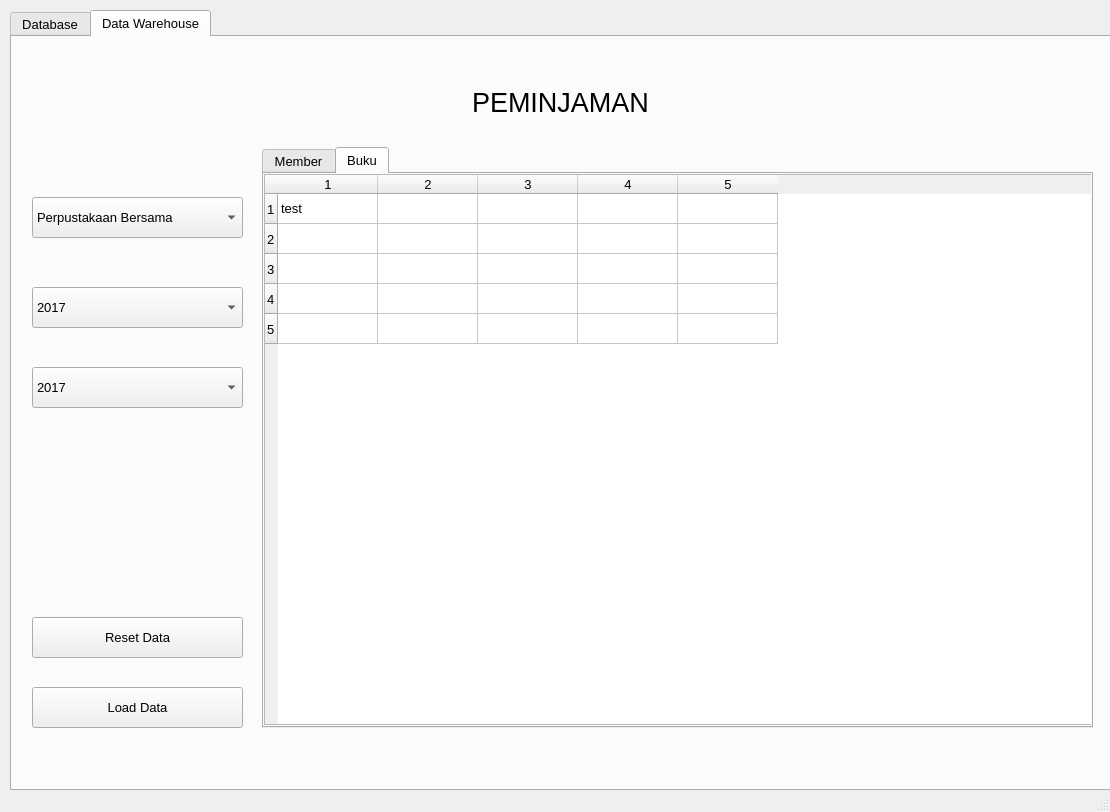
The window that qt-gui/dwh-gui.ui (jhonarendra/datawarehouse-perpustakaan) describes before a commit, drawn with Qt 5.
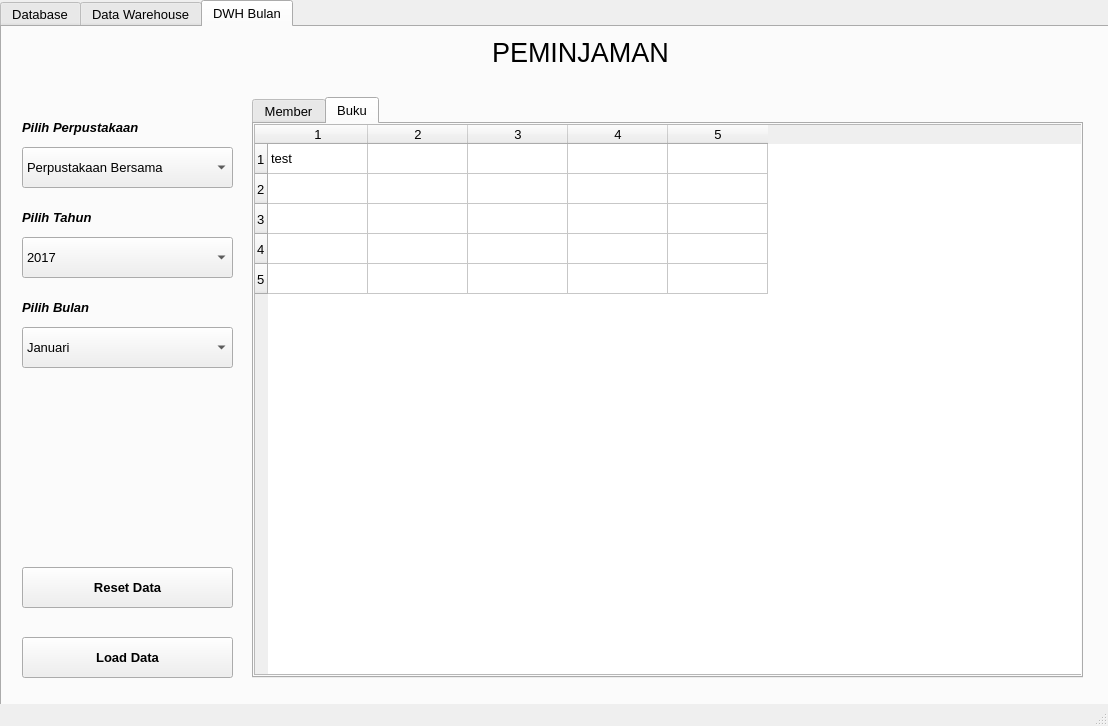
The same window after the commit. The open tabs and pages were chosen to show the change.

What changed in the file:
```diff
--- a/qt-gui/dwh-gui.ui
+++ b/qt-gui/dwh-gui.ui
@@ -6,8 +6,8 @@
    <rect>
     <x>0</x>
     <y>0</y>
-    <width>1110</width>
-    <height>812</height>
+    <width>1108</width>
+    <height>726</height>
    </rect>
   </property>
   <property name="windowTitle">
@@ -17,9 +17,9 @@
    <widget class="QTabWidget" name="tabWidget">
     <property name="geometry">
      <rect>
-      <x>10</x>
-      <y>10</y>
-      <width>1101</width>
+      <x>0</x>
+      <y>0</y>
+      <width>1111</width>
       <height>781</height>
      </rect>
     </property>
@@ -32,7 +32,7 @@
      <string notr="true"/>
     </property>
     <property name="currentIndex">
-     <number>1</number>
+     <number>2</number>
     </property>
     <widget class="QWidget" name="tab">
      <attribute name="title">
@@ -189,7 +189,7 @@
       <property name="geometry">
        <rect>
         <x>20</x>
-        <y>160</y>
+        <y>120</y>
         <width>211</width>
         <height>41</height>
        </rect>
@@ -217,7 +217,7 @@
       <property name="geometry">
        <rect>
         <x>20</x>
-        <y>250</y>
+        <y>210</y>
         <width>211</width>
         <height>41</height>
        </rect>
@@ -250,11 +250,17 @@
       <property name="geometry">
        <rect>
         <x>20</x>
-        <y>650</y>
+        <y>610</y>
         <width>211</width>
         <height>41</height>
        </rect>
       </property>
+      <property name="font">
+       <font>
+        <weight>75</weight>
+        <bold>true</bold>
+       </font>
+      </property>
       <property name="text">
        <string>Load Data</string>
       </property>
@@ -263,11 +269,17 @@
       <property name="geometry">
        <rect>
         <x>20</x>
-        <y>580</y>
+        <y>540</y>
         <width>211</width>
         <height>41</height>
        </rect>
       </property>
+      <property name="font">
+       <font>
+        <weight>75</weight>
+        <bold>true</bold>
+       </font>
+      </property>
       <property name="text">
        <string>Reset Data</string>
       </property>
@@ -276,7 +288,7 @@
       <property name="geometry">
        <rect>
         <x>460</x>
-        <y>40</y>
+        <y>0</y>
         <width>221</width>
         <height>51</height>
        </rect>
@@ -295,7 +307,7 @@
       <property name="geometry">
        <rect>
         <x>250</x>
-        <y>110</y>
+        <y>70</y>
         <width>831</width>
         <height>581</height>
        </rect>
@@ -386,38 +398,45 @@
        </widget>
       </widget>
      </widget>
-     <widget class="QComboBox" name="comboTahun_2">
+     <widget class="QLabel" name="label_6">
       <property name="geometry">
        <rect>
         <x>20</x>
-        <y>330</y>
+        <y>90</y>
         <width>211</width>
-        <height>41</height>
+        <height>21</height>
        </rect>
       </property>
       <property name="font">
        <font>
-        <pointsize>10</pointsize>
+        <weight>75</weight>
+        <italic>true</italic>
+        <bold>true</bold>
        </font>
       </property>
-      <property name="currentText">
-       <string>2017</string>
+      <property name="text">
+       <string>Pilih Perpustakaan</string>
       </property>
-      <item>
-       <property name="text">
-        <string>2017</string>
-       </property>
-      </item>
-      <item>
-       <property name="text">
-        <string>2018</string>
-       </property>
-      </item>
-      <item>
-       <property name="text">
-        <string>2019</string>
-       </property>
-      </item>
+     </widget>
+     <widget class="QLabel" name="label_7">
+      <property name="geometry">
+       <rect>
+        <x>20</x>
+        <y>180</y>
+        <width>211</width>
+        <height>21</height>
+       </rect>
+      </property>
+      <property name="font">
+       <font>
+        <weight>75</weight>
+        <italic>true</italic>
+        <bold>true</bold>
+       </font>
+      </property>
+      <property name="text">
+       <string>Pilih Tahun</string>
+      </property>
      </widget>
      <zorder>tabWidget_2</zorder>
      <zorder>comboPerpus</zorder>
@@ -425,7 +444,364 @@
      <zorder>buttonLoad</zorder>
      <zorder>buttonReset</zorder>
      <zorder>label</zorder>
-     <zorder>comboTahun_2</zorder>
+     <zorder>label_6</zorder>
+     <zorder>label_7</zorder>
+    </widget>
+    <widget class="QWidget" name="tabBulan">
+     <attribute name="title">
+      <string>DWH Bulan</string>
+     </attribute>
+     <widget class="QPushButton" name="buttonReset_2">
+      <property name="geometry">
+       <rect>
+        <x>20</x>
+        <y>540</y>
+        <width>211</width>
+        <height>41</height>
+       </rect>
+      </property>
+      <property name="font">
+       <font>
+        <weight>75</weight>
+        <bold>true</bold>
+       </font>
+      </property>
+      <property name="text">
+       <string>Reset Data</string>
+      </property>
+     </widget>
+     <widget class="QComboBox" name="comboBulan">
+      <property name="geometry">
+       <rect>
+        <x>20</x>
+        <y>300</y>
+        <width>211</width>
+        <height>41</height>
+       </rect>
+      </property>
+      <property name="font">
+       <font>
+        <pointsize>10</pointsize>
+       </font>
+      </property>
+      <property name="currentText">
+       <string>Januari</string>
+      </property>
+      <item>
+       <property name="text">
+        <string>Januari</string>
+       </property>
+      </item>
+      <item>
+       <property name="text">
+        <string>Februari</string>
+       </property>
+      </item>
+      <item>
+       <property name="text">
+        <string>Maret</string>
+       </property>
+      </item>
+      <item>
+       <property name="text">
+        <string>April</string>
+       </property>
+      </item>
+      <item>
+       <property name="text">
+        <string>Mei</string>
+       </property>
+      </item>
+      <item>
+       <property name="text">
+        <string>Juni</string>
+       </property>
+      </item>
+      <item>
+       <property name="text">
+        <string>Juli</string>
+       </property>
+      </item>
+      <item>
+       <property name="text">
+        <string>Agustus</string>
+       </property>
+      </item>
+      <item>
+       <property name="text">
+        <string>September</string>
+       </property>
+      </item>
+      <item>
+       <property name="text">
+        <string>Oktober</string>
+       </property>
+      </item>
+      <item>
+       <property name="text">
+        <string>November</string>
+       </property>
+      </item>
+      <item>
+       <property name="text">
+        <string>Desember</string>
+       </property>
+      </item>
+     </widget>
+     <widget class="QComboBox" name="comboPerpus_2">
+      <property name="geometry">
+       <rect>
+        <x>20</x>
+        <y>120</y>
+        <width>211</width>
+        <height>41</height>
+       </rect>
+      </property>
+      <property name="font">
+       <font>
+        <pointsize>10</pointsize>
+       </font>
+      </property>
+      <property name="currentText">
+       <string>Perpustakaan Bersama</string>
+      </property>
+      <item>
+       <property name="text">
+        <string>Perpustakaan Bersama</string>
+       </property>
+      </item>
+      <item>
+       <property name="text">
+        <string>Perpustakaan Jurusan</string>
+       </property>
+      </item>
+     </widget>
+     <widget class="QComboBox" name="comboTahun_2">
+      <property name="geometry">
+       <rect>
+        <x>20</x>
+        <y>210</y>
+        <width>211</width>
+        <height>41</height>
+       </rect>
+      </property>
+      <property name="font">
+       <font>
+        <pointsize>10</pointsize>
+       </font>
+      </property>
+      <property name="currentText">
+       <string>2017</string>
+      </property>
+      <item>
+       <property name="text">
+        <string>2017</string>
+       </property>
+      </item>
+      <item>
+       <property name="text">
+        <string>2018</string>
+       </property>
+      </item>
+      <item>
+       <property name="text">
+        <string>2019</string>
+       </property>
+      </item>
+     </widget>
+     <widget class="QTabWidget" name="tabWidget_3">
+      <property name="geometry">
+       <rect>
+        <x>250</x>
+        <y>70</y>
+        <width>831</width>
+        <height>581</height>
+       </rect>
+      </property>
+      <property name="currentIndex">
+       <number>1</number>
+      </property>
+      <widget class="QWidget" name="tab_5">
+       <attribute name="title">
+        <string>Member</string>
+       </attribute>
+       <widget class="QTableWidget" name="tableWidget_4">
+        <property name="geometry">
+         <rect>
+          <x>0</x>
+          <y>0</y>
+          <width>831</width>
+          <height>551</height>
+         </rect>
+        </property>
+        <property name="font">
+         <font>
+          <pointsize>10</pointsize>
+         </font>
+        </property>
+        <property name="rowCount">
+         <number>5</number>
+        </property>
+        <property name="columnCount">
+         <number>5</number>
+        </property>
+        <row/>
+        <row/>
+        <row/>
+        <row/>
+        <row/>
+        <column/>
+        <column/>
+        <column/>
+        <column/>
+        <column/>
+        <item row="0" column="0">
+         <property name="text">
+          <string/>
+         </property>
+        </item>
+       </widget>
+      </widget>
+      <widget class="QWidget" name="tab_6">
+       <attribute name="title">
+        <string>Buku</string>
+       </attribute>
+       <widget class="QTableWidget" name="tableWidget_5">
+        <property name="geometry">
+         <rect>
+          <x>0</x>
+          <y>0</y>
+          <width>831</width>
+          <height>551</height>
+         </rect>
+        </property>
+        <property name="font">
+         <font>
+          <pointsize>10</pointsize>
+         </font>
+        </property>
+        <property name="rowCount">
+         <number>5</number>
+        </property>
+        <property name="columnCount">
+         <number>5</number>
+        </property>
+        <row/>
+        <row/>
+        <row/>
+        <row/>
+        <row/>
+        <column/>
+        <column/>
+        <column/>
+        <column/>
+        <column/>
+        <item row="0" column="0">
+         <property name="text">
+          <string>test</string>
+         </property>
+        </item>
+       </widget>
+      </widget>
+     </widget>
+     <widget class="QPushButton" name="buttonLoad_2">
+      <property name="geometry">
+       <rect>
+        <x>20</x>
+        <y>610</y>
+        <width>211</width>
+        <height>41</height>
+       </rect>
+      </property>
+      <property name="font">
+       <font>
+        <weight>75</weight>
+        <bold>true</bold>
+       </font>
+      </property>
+      <property name="text">
+       <string>Load Data</string>
+      </property>
+     </widget>
+     <widget class="QLabel" name="label_5">
+      <property name="geometry">
+       <rect>
+        <x>490</x>
+        <y>0</y>
+        <width>221</width>
+        <height>51</height>
+       </rect>
+      </property>
+      <property name="font">
+       <font>
+        <family>MS Shell Dlg 2</family>
+        <pointsize>20</pointsize>
+       </font>
+      </property>
+      <property name="text">
+       <string>PEMINJAMAN</string>
+      </property>
+     </widget>
+     <widget class="QLabel" name="label_8">
+      <property name="geometry">
+       <rect>
+        <x>20</x>
+        <y>90</y>
+        <width>211</width>
+        <height>21</height>
+       </rect>
+      </property>
+      <property name="font">
+       <font>
+        <weight>75</weight>
+        <italic>true</italic>
+        <bold>true</bold>
+       </font>
+      </property>
+      <property name="text">
+       <string>Pilih Perpustakaan</string>
+      </property>
+     </widget>
+     <widget class="QLabel" name="label_9">
+      <property name="geometry">
+       <rect>
+        <x>20</x>
+        <y>180</y>
+        <width>211</width>
+        <height>21</height>
+       </rect>
+      </property>
+      <property name="font">
+       <font>
+        <weight>75</weight>
+        <italic>true</italic>
+        <bold>true</bold>
+       </font>
+      </property>
+      <property name="text">
+       <string>Pilih Tahun</string>
+      </property>
+     </widget>
+     <widget class="QLabel" name="label_10">
+      <property name="geometry">
+       <rect>
+        <x>20</x>
+        <y>270</y>
+        <width>211</width>
+        <height>21</height>
+       </rect>
+      </property>
+      <property name="font">
+       <font>
+        <weight>75</weight>
+        <italic>true</italic>
+        <bold>true</bold>
+       </font>
+      </property>
+      <property name="text">
+       <string>Pilih Bulan</string>
+      </property>
+     </widget>
     </widget>
    </widget>
   </widget>
```
Left out of the diff: 76 changed lines with no effect on the pictures.
